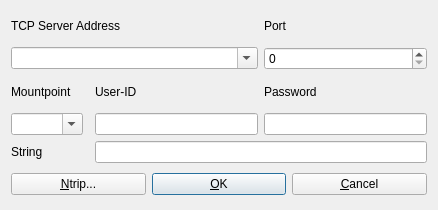
The window that app/appcmn_qt/tcpoptdlg.ui (tomojitakasu/RTKLIB) describes before a commit, drawn with Qt 5.
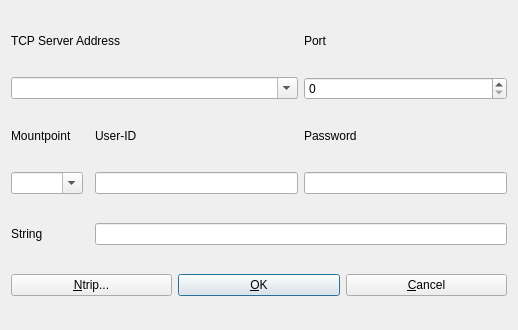
The same window after the commit.

```diff
--- a/app/appcmn_qt/tcpoptdlg.ui
+++ b/app/appcmn_qt/tcpoptdlg.ui
@@ -6,8 +6,8 @@
    <rect>
     <x>0</x>
     <y>0</y>
-    <width>438</width>
-    <height>210</height>
+    <width>518</width>
+    <height>330</height>
    </rect>
   </property>
   <property name="windowTitle">
@@ -48,6 +48,12 @@
      <property name="enabled">
       <bool>true</bool>
      </property>
+     <property name="sizePolicy">
+      <sizepolicy hsizetype="Preferred" vsizetype="Fixed">
+       <horstretch>0</horstretch>
+       <verstretch>0</verstretch>
+      </sizepolicy>
+     </property>
      <property name="toolTip">
       <string/>
      </property>
@@ -100,6 +106,12 @@
      <property name="enabled">
       <bool>true</bool>
      </property>
+     <property name="sizePolicy">
+      <sizepolicy hsizetype="Preferred" vsizetype="Fixed">
+       <horstretch>0</horstretch>
+       <verstretch>0</verstretch>
+      </sizepolicy>
+     </property>
      <property name="toolTip">
       <string/>
      </property>
@@ -110,6 +122,12 @@
    </item>
    <item row="8" column="1" colspan="4">
     <widget class="QWidget" name="widget" native="true">
+     <property name="sizePolicy">
+      <sizepolicy hsizetype="Preferred" vsizetype="Fixed">
+       <horstretch>0</horstretch>
+       <verstretch>0</verstretch>
+      </sizepolicy>
+     </property>
      <layout class="QHBoxLayout" name="horizontalLayout">
       <property name="leftMargin">
        <number>0</number>
@@ -176,6 +194,12 @@
      <property name="enabled">
       <bool>true</bool>
      </property>
+     <property name="sizePolicy">
+      <sizepolicy hsizetype="Preferred" vsizetype="Fixed">
+       <horstretch>0</horstretch>
+       <verstretch>0</verstretch>
+      </sizepolicy>
+     </property>
      <property name="toolTip">
       <string/>
      </property>
@@ -189,6 +213,12 @@
      <property name="enabled">
       <bool>true</bool>
      </property>
+     <property name="sizePolicy">
+      <sizepolicy hsizetype="Preferred" vsizetype="Fixed">
+       <horstretch>0</horstretch>
+       <verstretch>0</verstretch>
+      </sizepolicy>
+     </property>
      <property name="toolTip">
       <string/>
      </property>
```
